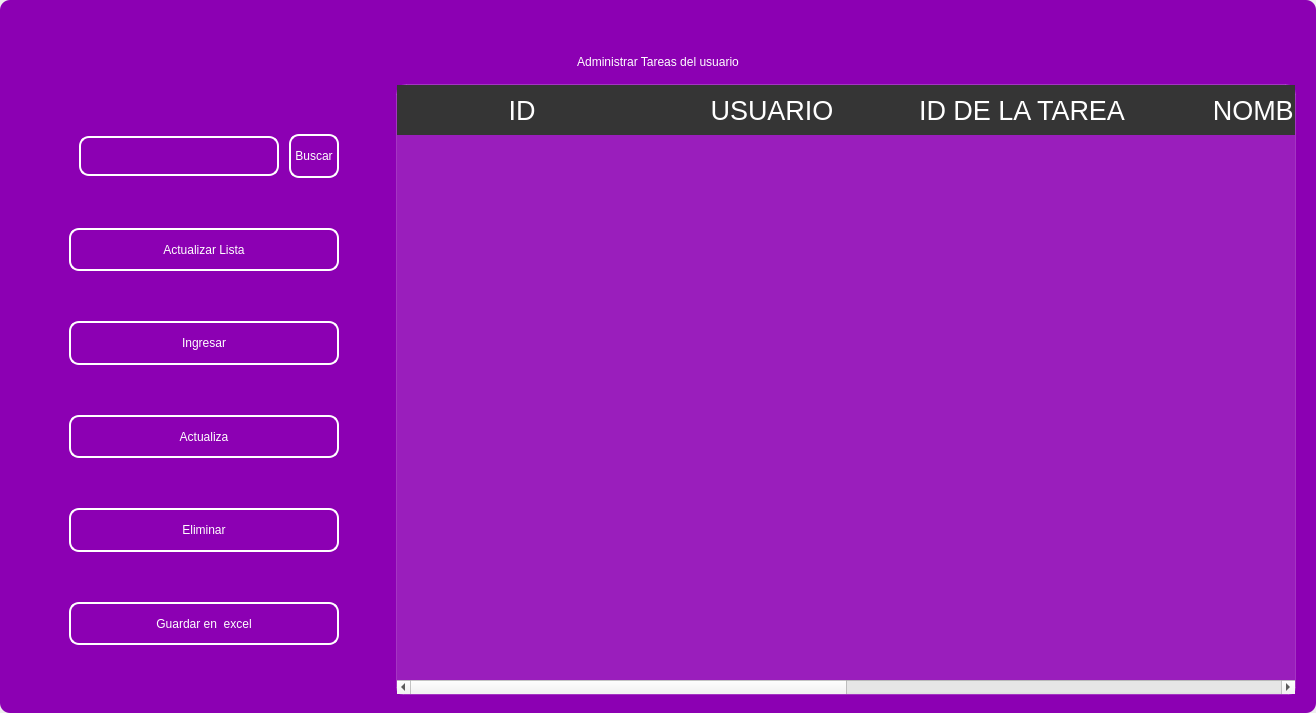
This is design/standar/maintask4.ui in codemiguel-dev/ERP-EmprendeSoft-Desktop as Qt 5 draws it before an edit. The edited form follows.
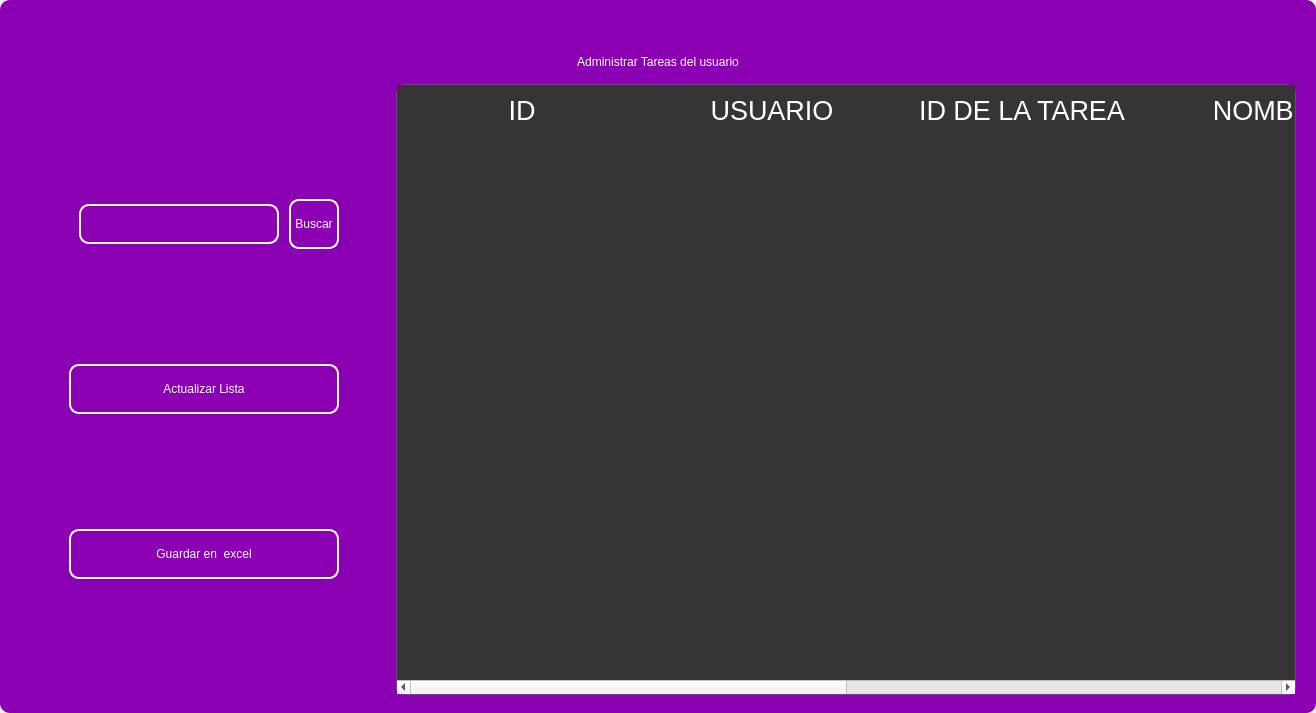
This is the edited form. Icons and pictures are not drawn.

The edit to the form file:
```diff
--- a/design/standar/maintask4.ui
+++ b/design/standar/maintask4.ui
@@ -552,138 +552,6 @@
               </property>
              </widget>
             </item>
-            <item>
-             <widget class="QPushButton" name="btn_add">
-              <property name="minimumSize">
-               <size>
-                <width>0</width>
-                <height>40</height>
-               </size>
-              </property>
-              <property name="maximumSize">
-               <size>
-                <width>300</width>
-                <height>50</height>
-               </size>
-              </property>
-              <property name="cursor">
-               <cursorShape>PointingHandCursor</cursorShape>
-              </property>
-              <property name="styleSheet">
-               <string notr="true">QPushButton{
-border-radius:10px; 
-font: 12pt &quot;Arial&quot;;
-color: rgb(255, 255, 254);
-border: 2px solid #ffffff;
-}
-
-QPushButton:hover{
-border-radius:10px; 
-font: 12pt &quot;Arial&quot;;
-color: rgb(255, 255, 255);
-border: 2px solid rgb(120, 0, 171);
-	background-color: rgb(120, 0, 171);
-}</string>
-              </property>
-              <property name="text">
-               <string>Ingresar</string>
-              </property>
-              <property name="iconSize">
-               <size>
-                <width>35</width>
-                <height>35</height>
-               </size>
-              </property>
-             </widget>
-            </item>
-            <item>
-             <widget class="QPushButton" name="btn_update">
-              <property name="minimumSize">
-               <size>
-                <width>0</width>
-                <height>40</height>
-               </size>
-              </property>
-              <property name="maximumSize">
-               <size>
-                <width>300</width>
-                <height>50</height>
-               </size>
-              </property>
-              <property name="cursor">
-               <cursorShape>PointingHandCursor</cursorShape>
-              </property>
-              <property name="styleSheet">
-               <string notr="true">QPushButton{
-border-radius:10px; 
-font: 12pt &quot;Arial&quot;;
-color: rgb(255, 255, 254);
-border: 2px solid #ffffff;
-}
-
-QPushButton:hover{
-border-radius:10px; 
-font: 12pt &quot;Arial&quot;;
-color: rgb(255, 255, 255);
-border: 2px solid rgb(120, 0, 171);
-	background-color: rgb(120, 0, 171);
-}</string>
-              </property>
-              <property name="text">
-               <string>Actualiza</string>
-              </property>
-              <property name="iconSize">
-               <size>
-                <width>35</width>
-                <height>35</height>
-               </size>
-              </property>
-             </widget>
-            </item>
-            <item>
-             <widget class="QPushButton" name="btn_delete">
-              <property name="minimumSize">
-               <size>
-                <width>0</width>
-                <height>40</height>
-               </size>
-              </property>
-              <property name="maximumSize">
-               <size>
-                <width>300</width>
-                <height>50</height>
-               </size>
-              </property>
-              <property name="cursor">
-               <cursorShape>PointingHandCursor</cursorShape>
-              </property>
-              <property name="styleSheet">
-               <string notr="true">QPushButton{
-border-radius:10px; 
-font: 12pt &quot;Arial&quot;;
-color: rgb(255, 255, 254);
-border: 2px solid #ffffff;
-}
-
-QPushButton:hover{
-border-radius:10px; 
-font: 12pt &quot;Arial&quot;;
-color: rgb(255, 255, 255);
-border: 2px solid rgb(120, 0, 171);
-	background-color: rgb(120, 0, 171);
-}</string>
-              </property>
-              <property name="text">
-               <string>Eliminar</string>
-              </property>
-              <property name="iconSize">
-               <size>
-                <width>35</width>
-                <height>35</height>
-               </size>
-              </property>
-             </widget>
-            </item>
             <item>
              <widget class="QPushButton" name="btn_excel">
               <property name="minimumSize">
@@ -746,12 +614,13 @@
             </property>
             <property name="styleSheet">
              <string notr="true">QTableView {
-	background-color: rgba(255, 255, 255, 30); 	
+
 	border: 1px solid rgba(255,255,255,40);
 	border-bottom-right-radius: 7px; 
 	border-bottom-left-radius: 7px; 
 	color: white;
 	font: 15pt &quot;MS Shell Dlg 2&quot;;
+	background-color: rgb(53, 53, 53);
 }
 
 QHeaderView::section {
```
